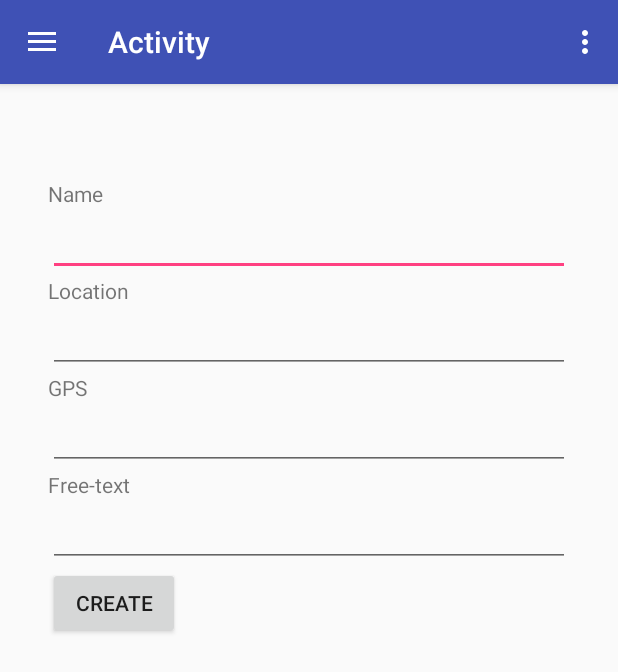
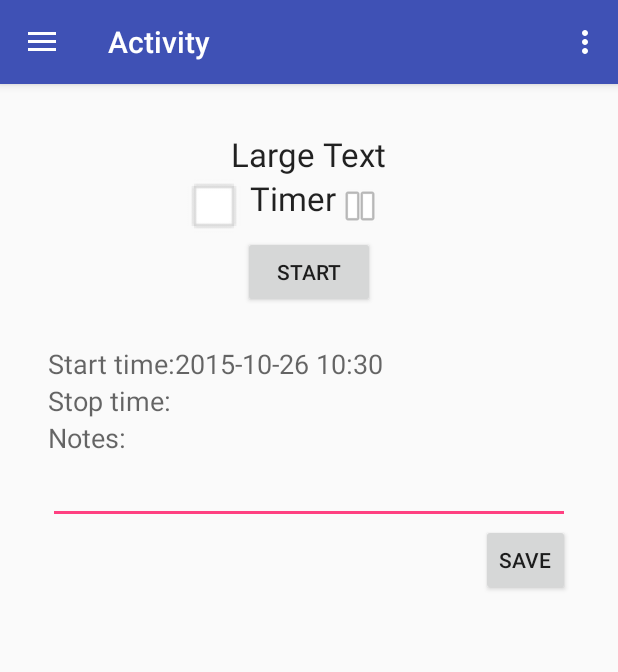
Before and after one commit to SimonHietala/Prototype, an Android app: the fragment CreateTagFragment placed in its activity, after a tap on "Activity", on a phone screen of 412 x 824 dp. Shown: the top 672 px of the screen. Run offline under Robolectric (Android 15) with nearby library versions, the phone set to English and light mode, and no system bars; 6 statements that could not run were skipped; 1 other tap on this screen came first.

Commit message:
Added a fragment for tasks.

```diff
--- a/app/src/main/AndroidManifest.xml
+++ b/app/src/main/AndroidManifest.xml
@@ -3,6 +3,8 @@
     package="nsimhie.prototype" >
 
     <uses-permission android:name="android.permission.NFC" />
+    <uses-permission android:name="android.permission.ACCESS_FINE_LOCATION" />
+    <uses-permission android:name="android.permission.INTERNET" />
 
     <uses-feature
         android:name="android.hardware.nfc"
--- a/app/src/main/java/nsimhie/prototype/CreateTagFragment.java
+++ b/app/src/main/java/nsimhie/prototype/CreateTagFragment.java
@@ -3,17 +3,23 @@ package nsimhie.prototype;
 import android.app.Fragment;
 import android.content.Context;
 import android.content.Intent;
+import android.content.res.ColorStateList;
+import android.graphics.Color;
 import android.nfc.NdefMessage;
 import android.nfc.NfcAdapter;
 import android.nfc.Tag;
 import android.os.Bundle;
 import android.os.Parcelable;
+import android.text.InputType;
 import android.view.LayoutInflater;
 import android.view.MotionEvent;
 import android.view.View;
 import android.view.ViewGroup;
 import android.widget.Button;
+import android.widget.CheckBox;
+import android.widget.CompoundButton;
 import android.widget.EditText;
+import android.widget.RadioButton;
 import android.widget.Toast;
 
 /**
@@ -35,7 +41,35 @@ public class CreateTagFragment extends Fragment
     {
         View rootView = inflater.inflate(R.layout.fragment_create_tag, container, false);
         pushed = false;
+        final EditText etGps = (EditText)rootView.findViewById(R.id.etGps);
 
+        //Get the gps location
+        GPS gps = new GPS(getActivity());
+        final String text = Double.toString(gps.getLatitude()) + "\n" + Double.toString(gps.getLongitude());
+        etGps.setText(text);
+        gps.stopGPS();
+
+        final CheckBox checkBox = (CheckBox)rootView.findViewById(R.id.cbMotion);
+        checkBox.setOnCheckedChangeListener(new CompoundButton.OnCheckedChangeListener()
+        {
+            public void onCheckedChanged(CompoundButton buttonView, boolean isChecked) {
+                // update your model (or other business logic) based on isChecked
+                if(isChecked)
+                {
+                    etGps.setTextColor(Color.GRAY);
+                    Toast.makeText(getActivity(), "Checked", Toast.LENGTH_LONG).show();
+                }
+
+                else
+                {
+                    etGps.setTextColor(Color.BLACK);
+                    Toast.makeText(getActivity(), "Unchecked", Toast.LENGTH_LONG).show();
+                }
+
+            }
+        });
+
+        //Force user to push the button to enable writing of tag.
         Button create = (Button) rootView.findViewById(R.id.btnCreate);
         create.setOnTouchListener(new View.OnTouchListener() {
             @Override
@@ -63,6 +97,4 @@ public class CreateTagFragment extends Fragment
         return this.pushed;
     }
 
-
-
 }
--- /dev/null
+++ b/app/src/main/java/nsimhie/prototype/GPS.java
@@ -0,0 +1,172 @@
+package nsimhie.prototype;
+
+/**
+ * Created by nsimhie on 2015-10-26.
+ */
+import android.app.Service;
+import android.content.Context;
+import android.content.Intent;
+import android.location.Location;
+import android.location.LocationListener;
+import android.location.LocationManager;
+import android.os.Bundle;
+import android.os.IBinder;
+import android.support.annotation.Nullable;
+
+public class GPS extends Service implements LocationListener
+{
+
+    boolean isGPSEnabled = false;//flag for GPS status
+    boolean isNetworkEnabled = false;//flag for network status
+    boolean canGetLocation = false;//flag for GPS status
+
+    private final Context context; //context
+    Location location; //location
+    double latitude; //latitude
+    double longitude; //longitude
+
+    // The minimum distance to change Updates in meters
+    private static final long MIN_DISTANCE_CHANGE_FOR_UPDATES = 10; // 10 meters
+
+    // The minimum time between updates in milliseconds
+    private static final long MIN_TIME_BW_UPDATES = 1000 * 60 * 1; // 1 minute
+
+    // Declaring a Location Manager
+    protected LocationManager locationManager;
+
+
+    //Constructor for the class.
+    public GPS(Context context)
+    {
+        this.context = context;
+        getLocation();
+    }
+
+    public Location getLocation()
+    {
+        try
+        {
+            locationManager = (LocationManager) context.getSystemService(LOCATION_SERVICE);
+
+            //get GPS status
+            isGPSEnabled = locationManager.isProviderEnabled(LocationManager.GPS_PROVIDER);
+
+            //get network status
+            isNetworkEnabled = locationManager.isProviderEnabled(LocationManager.NETWORK_PROVIDER);
+
+            if(!this.isGPSEnabled && !this.isNetworkEnabled)
+            {
+                //No information available, no gps or network.
+            }
+
+            else
+            {
+                this.canGetLocation = true;
+                //Get location from the network
+                if(this.isNetworkEnabled)
+                {
+                    locationManager.requestLocationUpdates(LocationManager.NETWORK_PROVIDER, MIN_TIME_BW_UPDATES, MIN_DISTANCE_CHANGE_FOR_UPDATES, this);
+                    if(locationManager != null)
+                    {
+                        this.location = locationManager.getLastKnownLocation(LocationManager.NETWORK_PROVIDER);
+                        if(this.location != null)
+                        {
+                            this.latitude = location.getLatitude();
+                            this.longitude = location.getLongitude();
+                        }
+                    }
+                }
+
+                //Get location from GPS.
+                if(this.isGPSEnabled)
+                {
+                    if(this.location == null)
+                    {
+                        locationManager.requestLocationUpdates(LocationManager.GPS_PROVIDER, MIN_TIME_BW_UPDATES, MIN_DISTANCE_CHANGE_FOR_UPDATES, this);
+
+                        if(this.locationManager != null)
+                        {
+                            this.location = locationManager.getLastKnownLocation(LocationManager.GPS_PROVIDER);
+                            if (this.location != null)
+                            {
+                                this.latitude = location.getLatitude();
+                                this.longitude = location.getLongitude();
+                            }
+                        }
+                    }
+                }
+            }
+        }
+
+        catch (Exception e)
+        {
+            e.printStackTrace();
+        }
+
+        return this.location;
+    }
+
+    //Stops the GPS tracking.
+    public void stopGPS()
+    {
+        if(this.locationManager != null)
+        {
+            this.locationManager.removeUpdates(GPS.this);
+        }
+    }
+
+    //Getter for latitude
+    public double getLatitude()
+    {
+        if(this.location != null)
+        {
+            this.latitude = this.location.getLatitude();
+        }
+        // return latitude
+        return this.latitude;
+    }
+
+    //Getter for longitude
+    public double getLongitude()
+    {
+        if(this.location != null)
+        {
+            this.longitude = this.location.getLongitude();
+        }
+        // return longitude
+        return this.longitude;
+    }
+
+    public boolean canGetLocation()
+    {
+        return this.canGetLocation;
+    }
+
+    @Override
+    public void onLocationChanged(Location location)
+    {
+
+    }
+
+    @Override
+    public void onStatusChanged(String provider, int status, Bundle extras) {
+
+    }
+
+    @Override
+    public void onProviderEnabled(String provider) {
+
+    }
+
+    @Override
+    public void onProviderDisabled(String provider) {
+
+    }
+
+    @Nullable
+    @Override
+    public IBinder onBind(Intent intent)
+    {
+        return null;
+    }
+}
--- /dev/null
+++ b/app/src/main/java/nsimhie/prototype/TaskFragment.java
@@ -0,0 +1,126 @@
+package nsimhie.prototype;
+
+import android.app.Activity;
+import android.net.Uri;
+import android.os.Bundle;
+import android.app.Fragment;
+import android.os.Handler;
+import android.view.LayoutInflater;
+import android.view.View;
+import android.view.ViewGroup;
+import android.widget.Button;
+import android.widget.EditText;
+import android.widget.TextView;
+
+import org.json.JSONException;
+import org.json.JSONObject;
+
+import java.text.SimpleDateFormat;
+import java.util.Calendar;
+import java.util.Date;
+
+public class TaskFragment extends Fragment {
+    TextView timerTextView;
+    long startTime = 0;
+
+    //runs without a timer by reposting this handler at the end of the runnable
+    Handler timerHandler = new Handler();
+    Runnable timerRunnable = new Runnable() {
+
+        @Override
+        public void run() {
+            long millis = System.currentTimeMillis() - startTime;
+            int seconds = (int) (millis / 1000);
+            int minutes = seconds / 60;
+            int hours = minutes / 60;
+            seconds = seconds % 60;
+
+            timerTextView.setText(String.format("%d:%d:%02d", hours, minutes, seconds));
+
+            timerHandler.postDelayed(this, 500);
+        }
+    };
+
+
+    public View onCreateView(LayoutInflater inflater, ViewGroup container, Bundle savedInstanceState) {
+        View rootView = inflater.inflate(R.layout.fragment_task, container, false);
+
+        startTime = System.currentTimeMillis();
+        timerHandler.postDelayed(timerRunnable, 0);
+
+        String json = getArguments().getString("json");
+        setView(rootView, json);
+
+
+        timerTextView = (TextView) rootView.findViewById(R.id.taskLlTimer).findViewById(R.id.TaskTvTimer);
+
+        Button b = (Button) rootView.findViewById(R.id.button);
+        b.setText("start");
+        b.setOnClickListener(new View.OnClickListener() {
+
+            @Override
+            public void onClick(View v) {
+                Button b = (Button) v;
+                if (b.getText().equals("stop")) {
+                    timerHandler.removeCallbacks(timerRunnable);
+                    b.setText("start");
+                } else {
+                    startTime = System.currentTimeMillis();
+                    timerHandler.postDelayed(timerRunnable, 0);
+                    b.setText("stop");
+                }
+            }
+        });
+
+        return rootView;
+    }
+
+    @Override
+    public void onPause() {
+        super.onPause();
+        //timerHandler.removeCallbacks(timerRunnable);
+    }
+
+    public void onResume(){
+        super.onResume();
+        timerHandler.removeCallbacks(timerRunnable);
+    }
+
+    public String getTime(){
+        SimpleDateFormat sdf = new SimpleDateFormat("yyyy-MM-dd HH:mm");
+        String currentDateandTime = sdf.format(new Date());
+        return currentDateandTime;
+    }
+
+    public void setView(View rootView, String json){
+        TextView tvLocation = (TextView) rootView.findViewById(R.id.taskTvLocation);
+        TextView tvTask = (TextView) rootView.findViewById(R.id.taskTvTask);
+        TextView tvStart = (TextView) rootView.findViewById(R.id.taskTvStart);
+        EditText etNotes = (EditText) rootView.findViewById(R.id.taskEtNotes);
+
+        try
+        {
+            JSONObject jsonObject = new JSONObject(json);
+
+            tvTask.setText(jsonObject.get("task").toString());
+
+            String location = getString(R.string.task_location) + jsonObject.get("location").toString();
+            tvLocation.setText(location);
+
+            String startTime = getString(R.string.task_start_time) + getTime();
+            tvStart.setText(startTime);
+
+            String notes = jsonObject.get("notes").toString();
+            etNotes.setText(notes);
+
+
+
+
+        }
+
+        catch (JSONException e) {
+            e.printStackTrace();
+        }
+    }
+
+}
--- a/app/src/main/res/layout/fragment_create_tag.xml
+++ b/app/src/main/res/layout/fragment_create_tag.xml
@@ -4,19 +4,20 @@
     android:orientation="vertical"
     android:layout_width="match_parent"
     android:layout_height="match_parent"
-    android:padding="@dimen/fab_margin">
+    android:padding="@dimen/fab_margin"
+    android:weightSum="1">
 
     <TextView
         android:layout_width="fill_parent"
         android:layout_height="wrap_content"
-        android:id="@+id/tvName"
+        android:id="@+id/tvTask"
         android:layout_marginTop="31dp"
-        android:text="@string/create_name" />
+        android:text="@string/create_task" />
 
     <EditText
         android:layout_width="fill_parent"
         android:layout_height="wrap_content"
-        android:id="@+id/etName"/>
+        android:id="@+id/etTask"/>
 
     <TextView
         android:layout_width="fill_parent"
@@ -35,25 +36,44 @@
         android:text="@string/create_gps"
         android:id="@+id/tvGps"/>
 
-    <EditText
-        android:layout_width="fill_parent"
-        android:layout_height="wrap_content"
-        android:id="@+id/etGps"/>
+    <LinearLayout
+        android:orientation="horizontal"
+        android:layout_width="match_parent"
+        android:layout_height="51dp"
+        android:layout_weight="0.16">
+
+        <EditText
+            android:layout_width="wrap_content"
+            android:layout_height="wrap_content"
+            android:id="@+id/etGps"
+            android:lines="2"
+            android:focusable="false"
+            android:layout_weight="1" />
+
+        <CheckBox
+            android:layout_width="wrap_content"
+            android:layout_height="wrap_content"
+            android:text="@string/create_in_motion"
+            android:id="@+id/cbMotion"
+            android:checked="false" />
+
+    </LinearLayout>
 
     <TextView
         android:layout_width="fill_parent"
         android:layout_height="wrap_content"
-        android:text="@string/create_free_text"
-        android:id="@+id/tvFreeText"/>
+        android:text="@string/create_notes"
+        android:id="@+id/tvNotes"/>
 
     <EditText
         android:layout_width="fill_parent"
         android:layout_height="wrap_content"
-        android:id="@+id/etFreeText"/>
+        android:id="@+id/etNotes"/>
 
     <Button
         android:layout_width="wrap_content"
         android:layout_height="wrap_content"
         android:id="@+id/btnCreate"
-        android:text="@string/create_create" />
+        android:text="@string/create_create"
+        android:layout_gravity="center_horizontal" />
 </LinearLayout>
--- /dev/null
+++ b/app/src/main/res/layout/fragment_task.xml
@@ -0,0 +1,97 @@
+<?xml version="1.0" encoding="utf-8"?>
+<LinearLayout
+    xmlns:android="http://schemas.android.com/apk/res/android"
+    android:orientation="vertical"
+    android:layout_width="match_parent"
+    android:layout_height="match_parent"
+    android:padding="@dimen/fab_margin"
+    android:weightSum="1">
+
+
+    <TextView
+        android:layout_width="wrap_content"
+        android:layout_height="wrap_content"
+        android:textAppearance="?android:attr/textAppearanceLarge"
+        android:text="Large Text"
+        android:id="@+id/taskTvTask"
+        android:layout_gravity="center_horizontal" />
+
+    <LinearLayout
+        android:orientation="horizontal"
+        android:layout_width="174dp"
+        android:layout_height="40dp"
+        android:weightSum="1"
+        android:layout_gravity="center_horizontal"
+        android:id="@+id/taskLlTimer">
+
+        <ImageView
+            android:layout_width="wrap_content"
+            android:layout_height="match_parent"
+            android:id="@+id/taskImgStop"
+            android:src="@mipmap/ic_media_stop" />
+
+        <TextView
+            android:layout_width="wrap_content"
+            android:layout_height="wrap_content"
+            android:textAppearance="?android:attr/textAppearanceLarge"
+            android:id="@+id/TaskTvTimer"
+            android:text="Timer" />
+
+        <ImageView
+            android:layout_width="wrap_content"
+            android:layout_height="match_parent"
+            android:id="@+id/taskImgPause"
+            android:src="@android:drawable/ic_media_pause" />
+    </LinearLayout>
+
+    <Button
+        android:layout_width="wrap_content"
+        android:layout_height="wrap_content"
+        android:text="New Button"
+        android:id="@+id/button"
+        android:layout_gravity="center_horizontal" />
+
+    <TextView
+        android:layout_width="wrap_content"
+        android:layout_height="wrap_content"
+        android:textAppearance="?android:attr/textAppearanceMedium"
+        android:text="@string/task_location"
+        android:id="@+id/taskTvLocation" />
+
+    <TextView
+        android:layout_width="wrap_content"
+        android:layout_height="wrap_content"
+        android:textAppearance="?android:attr/textAppearanceMedium"
+        android:text="@string/task_start_time"
+        android:id="@+id/taskTvStart" />
+
+    <TextView
+        android:layout_width="wrap_content"
+        android:layout_height="wrap_content"
+        android:textAppearance="?android:attr/textAppearanceMedium"
+        android:text="@string/task_stop_time"
+        android:id="@+id/taskTvStop" />
+
+    <TextView
+        android:layout_width="wrap_content"
+        android:layout_height="wrap_content"
+        android:textAppearance="?android:attr/textAppearanceMedium"
+        android:text="@string/task_notes"
+        android:id="@+id/taskTvNote" />
+
+    <EditText
+        android:layout_width="match_parent"
+        android:layout_height="wrap_content"
+        android:inputType="textMultiLine"
+        android:ems="10"
+        android:id="@+id/taskEtNotes" />
+
+    <Button
+        style="?android:attr/buttonStyleSmall"
+        android:layout_width="wrap_content"
+        android:layout_height="wrap_content"
+        android:text="@string/task_save"
+        android:id="@+id/btnSave"
+        android:layout_gravity="right" />
+
+</LinearLayout>
--- a/app/src/main/res/menu/activity_main_drawer.xml
+++ b/app/src/main/res/menu/activity_main_drawer.xml
@@ -28,7 +28,7 @@
 
         <item
             android:id="@+id/nav_statistics"
-            android:title="@string/menu_statistics" />
+            android:title="@string/menu_statistics"/>
     </group>
 
 </menu>
--- a/app/src/main/res/values/strings.xml
+++ b/app/src/main/res/values/strings.xml
@@ -15,15 +15,23 @@
     <string name="menu_statistics">Statistics</string>
 
     <!-- Create tag  -->
-    <string name="create_name">Name</string>
+    <string name="create_task">Task</string>
     <string name="create_location">Location</string>
     <string name="create_gps">GPS</string>
-    <string name="create_free_text">Free-text</string>
+    <string name="create_notes">Notes</string>
     <string name="create_create">Create</string>
+    <string name="create_in_motion">In motion</string>
 
     <!-- Erase tag -->
     <string name="erase_information">Erasing a tag removes all data from the tag. \n\nTo erase the information on a tag touch the reader to the tag while holding down the erase button.
     </string>
     <string name="erase_erase">Erase</string>
 
+    <!-- Current task -->
+    <string name="task_save">Save</string>
+    <string name="task_location">Location: </string>
+    <string name="task_start_time">Start time: </string>
+    <string name="task_stop_time">Stop time: </string>
+    <string name="task_notes">Notes: </string>
+
 </resources>
```
Also changed, not shown: app/src/main/java/nsimhie/prototype/MainActivity.java (+27 -14 lines), app/src/main/java/nsimhie/prototype/WorkTask.java (+9 -1 lines), app/src/main/ic_media_stop-web.png (added), app/src/main/res/mipmap-hdpi/ic_media_stop.png (added), app/src/main/res/mipmap-mdpi/ic_media_stop.png (added), app/src/main/res/mipmap-xhdpi/ic_media_stop.png (added), app/src/main/res/mipmap-xxhdpi/ic_media_stop.png (added), app/src/main/res/mipmap-xxxhdpi/ic_media_stop.png (added).
